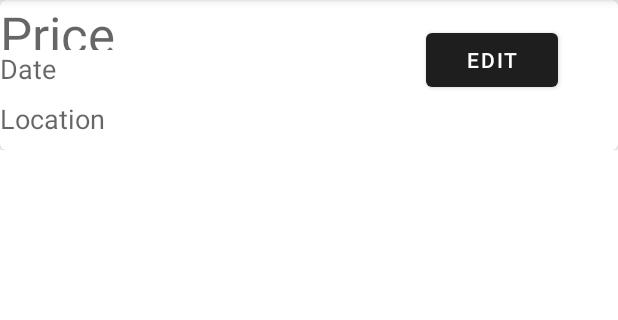
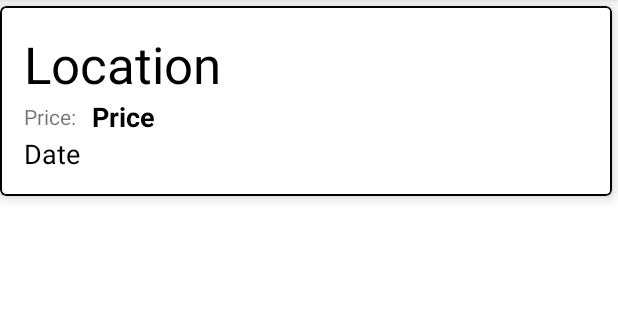
Before and after one commit to Smmehdihosseini/TymesBanking, an Android app: the CompactAdFragment screen opened through its navigation route, on a phone screen of 412 x 824 dp, the part 84-404 px from its top. Run offline under Robolectric (Android 15) with nearby library versions, the light colour scheme and no system bars; our stand-ins replace Firebase (no records; nobody signed in at launch, a user with empty details on screens opened directly).

Commit message:
Updated List layouts

```diff
--- a/app/src/main/res/layout/fragment_compact_ad.xml
+++ b/app/src/main/res/layout/fragment_compact_ad.xml
@@ -1,77 +1,78 @@
 <?xml version="1.0" encoding="utf-8"?>
-<androidx.constraintlayout.widget.ConstraintLayout xmlns:android="http://schemas.android.com/apk/res/android"
+
+<com.google.android.material.card.MaterialCardView xmlns:android="http://schemas.android.com/apk/res/android"
     xmlns:app="http://schemas.android.com/apk/res-auto"
-    xmlns:card_view="http://schemas.android.com/apk/res-auto"
-    xmlns:tools="http://schemas.android.com/tools"
     android:layout_width="match_parent"
-    android:layout_height="100dp">
+    android:layout_height="wrap_content"
+    android:layout_marginTop="4dp"
+    android:layout_marginBottom="4dp"
+    android:layout_marginRight="4dp"
+    app:cardCornerRadius="4dp"
+    app:strokeWidth="1dp"
+    app:strokeColor="@color/black"
+    app:cardElevation="5dp">
 
-    <androidx.cardview.widget.CardView
-        android:id="@+id/card_view"
-        android:layout_width="0dp"
-        android:layout_height="0dp"
-        android:layout_gravity="center"
-        app:layout_constraintBottom_toBottomOf="parent"
-        app:layout_constraintEnd_toEndOf="parent"
-        app:layout_constraintHorizontal_bias="0.497"
-        app:layout_constraintStart_toStartOf="parent"
-        app:layout_constraintTop_toTopOf="parent"
-        card_view:cardCornerRadius="4dp">
+    <androidx.constraintlayout.widget.ConstraintLayout
+        android:layout_width="match_parent"
+        android:layout_height="wrap_content"
+        android:orientation="vertical"
+        android:padding="16dp">
 
+        <TextView
+            android:id="@+id/rvitem_location"
+            android:layout_width="match_parent"
+            android:layout_height="wrap_content"
+            android:text="Location"
+            android:textColor="@color/black"
+            android:textAppearance="@style/TextAppearance.AppCompat.Display1"
+            app:layout_constraintStart_toStartOf="parent"
+            app:layout_constraintEnd_toEndOf="parent"
+            app:layout_constraintTop_toTopOf="parent"/>
 
-        <androidx.constraintlayout.widget.ConstraintLayout
-            android:layout_width="match_parent"
-            android:layout_height="match_parent">
+        <TextView
+            android:id="@+id/rvitem_price_const"
+            android:layout_width="45dp"
+            android:layout_height="wrap_content"
+            android:text="Price:"
+            app:layout_constraintStart_toStartOf="parent"
+            app:layout_constraintEnd_toStartOf="@id/rvitem_price"
+            app:layout_constraintTop_toBottomOf="@id/rvitem_location"
+            app:layout_constraintBottom_toBottomOf="@id/rvitem_price"/>
 
-            <TextView
+        <TextView
                 android:id="@+id/rvitem_price"
                 android:layout_width="0dp"
-                android:layout_height="0dp"
+                android:layout_height="wrap_content"
                 android:text="Price"
-                android:textAppearance="@style/TextAppearance.AppCompat.Display1"
-                app:layout_constraintBottom_toTopOf="@+id/rvitem_date"
+            android:textColor="@color/black"
+                android:textStyle="bold"
+                android:textAppearance="@style/TextAppearance.AppCompat.Medium"
+                app:layout_constraintStart_toEndOf="@id/rvitem_price_const"
                 app:layout_constraintEnd_toEndOf="parent"
-                app:layout_constraintHorizontal_bias="0.0"
-                app:layout_constraintStart_toStartOf="parent"
-                app:layout_constraintTop_toTopOf="parent" />
+                app:layout_constraintTop_toBottomOf="@id/rvitem_location"/>
 
             <TextView
                 android:id="@+id/rvitem_date"
                 android:layout_width="match_parent"
-                android:layout_height="0dp"
+                android:layout_height="wrap_content"
                 android:text="Date"
+                android:textColor="@color/black"
                 android:textAppearance="@style/TextAppearance.AppCompat.Medium"
-                app:layout_constraintBottom_toTopOf="@+id/rvitem_location"
+                app:layout_constraintStart_toStartOf="parent"
                 app:layout_constraintEnd_toEndOf="parent"
-                app:layout_constraintHorizontal_bias="0.0"
-                app:layout_constraintStart_toStartOf="parent"
-                app:layout_constraintTop_toBottomOf="@+id/rvitem_price" />
-
-            <TextView
-                android:id="@+id/rvitem_location"
-                android:layout_width="match_parent"
-                android:layout_height="0dp"
-                android:text="Location"
-                android:textAppearance="@style/TextAppearance.AppCompat.Medium"
-                app:layout_constraintBottom_toBottomOf="parent"
-                app:layout_constraintEnd_toEndOf="parent"
-                app:layout_constraintHorizontal_bias="0.0"
-                app:layout_constraintStart_toStartOf="parent"
-                app:layout_constraintTop_toBottomOf="@+id/rvitem_date" />
-
-            <Button
-                android:id="@+id/edit_ad_button"
-                android:layout_width="wrap_content"
-                android:layout_height="wrap_content"
-                android:layout_marginTop="16dp"
-                android:layout_marginEnd="40dp"
-                android:text="Edit"
-                app:layout_constraintEnd_toEndOf="parent"
-                app:layout_constraintTop_toTopOf="parent" />
-        </androidx.constraintlayout.widget.ConstraintLayout>
+                app:layout_constraintTop_toBottomOf="@id/rvitem_price"/>
 
 
-    </androidx.cardview.widget.CardView>
+        <!--        <Button-->
+<!--            android:id="@+id/edit_ad_button"-->
+<!--            android:layout_width="wrap_content"-->
+<!--            android:layout_height="wrap_content"-->
+<!--            android:layout_marginTop="16dp"-->
+<!--            android:layout_marginEnd="40dp"-->
+<!--            android:text="Edit"-->
+<!--            app:layout_constraintEnd_toEndOf="parent"-->
+<!--            app:layout_constraintTop_toTopOf="parent" />-->
+<!--    </androidx.constraintlayout.widget.ConstraintLayout>-->
 
-
-</androidx.constraintlayout.widget.ConstraintLayout>
+    </androidx.constraintlayout.widget.ConstraintLayout>
+</com.google.android.material.card.MaterialCardView>
--- a/app/src/main/res/layout/fragment_skill_list.xml
+++ b/app/src/main/res/layout/fragment_skill_list.xml
@@ -4,7 +4,10 @@
     xmlns:tools="http://schemas.android.com/tools"
     android:layout_width="match_parent"
     android:layout_height="match_parent"
-    android:background="@android:color/darker_gray"
+    android:background="@android:color/white"
+    android:focusableInTouchMode="true"
+    android:clickable="true"
+    android:focusable="true"
     tools:context=".SkillListFragment">
 
     <TextView
--- a/app/src/main/res/layout/fragment_time_slot_list.xml
+++ b/app/src/main/res/layout/fragment_time_slot_list.xml
@@ -22,7 +22,7 @@
         android:layout_gravity="end|bottom"
         android:layout_margin="50dp"
         android:contentDescription="add"
-        android:src="@drawable/ic_baseline_edit_24"
+        android:src="@drawable/ic_add"
         app:layout_constraintBottom_toBottomOf="parent"
         app:layout_constraintEnd_toEndOf="parent" />
 
--- a/app/src/main/res/menu/search_menu.xml
+++ b/app/src/main/res/menu/search_menu.xml
@@ -7,6 +7,6 @@
         android:icon="@drawable/ic_search_dark"
         android:title="Search"
         app:actionViewClass="android.widget.SearchView"
-        app:showAsAction="ifRoom|collapseActionView" />
+        app:showAsAction="ifRoom" />
 
 </menu>
```
Also changed, not shown: app/src/main/res/drawable-anydpi/ic_swap_light.xml (added, +11 -0 lines), app/src/main/res/layout/skill_item.xml (+13 -4 lines), app/src/main/res/drawable-hdpi/ic_swap_light.png (added), app/src/main/res/drawable-mdpi/ic_swap_light.png (added), app/src/main/res/drawable-xhdpi/ic_swap_light.png (added), app/src/main/res/drawable-xxhdpi/ic_swap_light.png (added).
